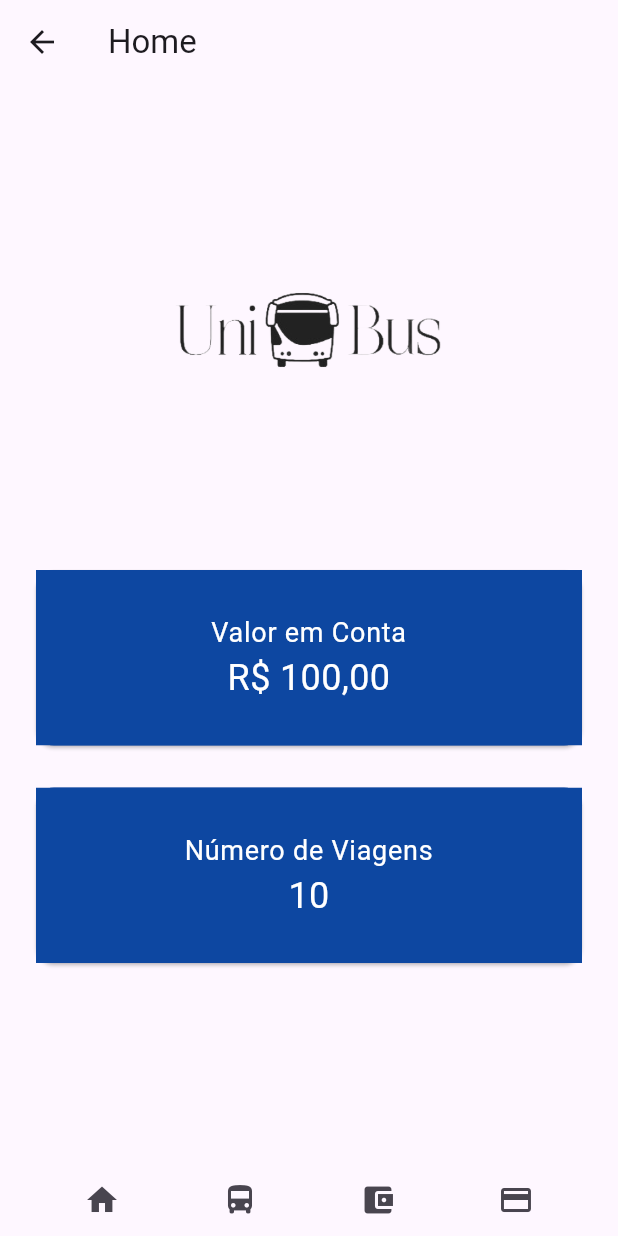
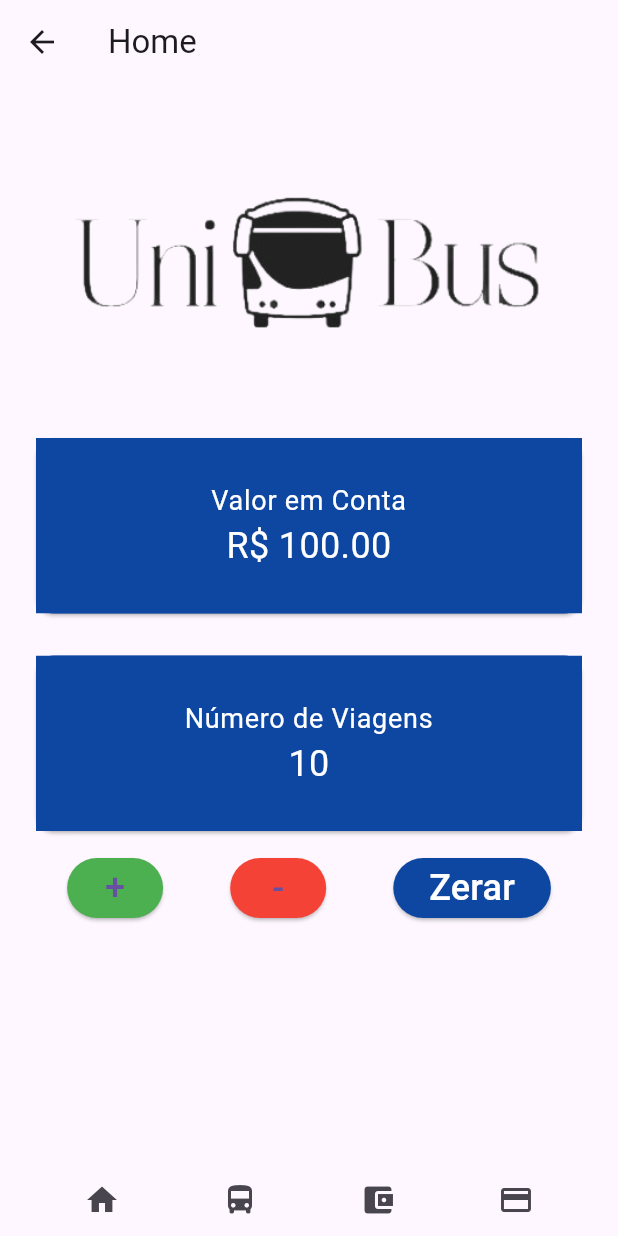
Before and after one commit to marcosmedeirros/ATUproject, a Flutter app: the Inicio screen opened directly, on a phone screen of 412 x 824 dp. Run offline on Flutter 3.47's test engine with Material 3 defaults, Android fonts, the phone set to English and light mode, and no system bars; our stand-ins replace webview_flutter.

Commit message:
Adicionar e tirar saldo

```diff
--- a/lib/screens/inicio.dart
+++ b/lib/screens/inicio.dart
@@ -11,6 +11,58 @@ class Inicio extends StatefulWidget {
 }
 
 class _InicioState extends State<Inicio> {
+  int numeroViagens = 10;
+  double saldoConta = 100.0;
+
+  // Função para adicionar uma viagem e subtrair o saldo
+  void adicionarViagem() {
+    setState(() {
+      numeroViagens++;
+      saldoConta -= 2.50;
+    });
+  }
+
+  // Função para subtrair uma viagem e adicionar ao saldo
+  void subtrairViagem() {
+    if (numeroViagens > 0) {
+      setState(() {
+        numeroViagens--;
+        saldoConta += 2.50;
+      });
+    }
+  }
+
+  // Função para zerar o saldo e o número de viagens
+  void zerar() {
+    showDialog(
+      context: context,
+      builder: (BuildContext context) {
+        return AlertDialog(
+          title: Text('Você tem certeza?'),
+          content: Text('Isso irá zerar seu saldo e número de viagens.'),
+          actions: <Widget>[
+            TextButton(
+              onPressed: () {
+                setState(() {
+                  saldoConta = 0;
+                  numeroViagens = 0;
+                });
+                Navigator.of(context).pop();
+              },
+              child: Text('Sim'),
+            ),
+            TextButton(
+              onPressed: () {
+                Navigator.of(context).pop();
+              },
+              child: Text('Cancelar'),
+            ),
+          ],
+        );
+      },
+    );
+  }
+
   // Função de navegação personalizada
   void navigateToPage(Widget page) {
     Navigator.push(
@@ -27,14 +79,14 @@ class _InicioState extends State<Inicio> {
       ),
       body: Column(
         children: [
-          SizedBox(height: 20),
+          SizedBox(height: 20), // Aumentei o espaçamento superior
           // Logo
           Padding(
-            padding: const EdgeInsets.all(20.0),
+            padding: const EdgeInsets.all(1), // Diminuí a margem
             child: Image.asset(
               'assets/images/logobus.png',
-              height: 250,
-              width: 200,
+              height: 200,
+              width: 350,
             ),
           ),
           // Menu de Viagens
@@ -49,7 +101,7 @@ class _InicioState extends State<Inicio> {
                   textAlign: TextAlign.center,
                 ),
                 subtitle: Text(
-                  'R\$ 100,00',
+                  'R\$ ${saldoConta.toStringAsFixed(2)}',
                   style: TextStyle(color: Colors.white, fontSize: 24),
                   textAlign: TextAlign.center,
                 ),
@@ -72,7 +124,7 @@ class _InicioState extends State<Inicio> {
                   textAlign: TextAlign.center,
                 ),
                 subtitle: Text(
-                  '10',
+                  numeroViagens.toString(),
                   style: TextStyle(color: Colors.white, fontSize: 24),
                   textAlign: TextAlign.center,
                 ),
@@ -83,6 +135,36 @@ class _InicioState extends State<Inicio> {
                 },
               ),
             ),
+          ),
+          // Botões para adicionar e subtrair viagens
+          Row(
+            mainAxisAlignment: MainAxisAlignment.spaceEvenly,
+            children: [
+              ElevatedButton(
+                onPressed: adicionarViagem,
+                child: Text('+', style: TextStyle(fontSize: 24)),
+                style: ElevatedButton.styleFrom(
+                  backgroundColor: Colors.green, // Mudando para verde
+                ),
+              ),
+              ElevatedButton(
+                onPressed: subtrairViagem,
+                child: Text('-', style: TextStyle(fontSize: 24)),
+                style: ElevatedButton.styleFrom(
+                  backgroundColor: Colors.red, // Mudando para vermelho
+                ),
+              ),
+              ElevatedButton(
+                onPressed: zerar,
+                child: Text(
+                  'Zerar',
+                  style: TextStyle(fontSize: 24, color: Colors.white), // Alterado para branco
+                ),
+                style: ElevatedButton.styleFrom(
+                  backgroundColor: Colors.blue[900], // Mudado para azul(900)
+                ),
+              ),
+            ],
           ),
           // Menu Inferior
           Expanded(
```
